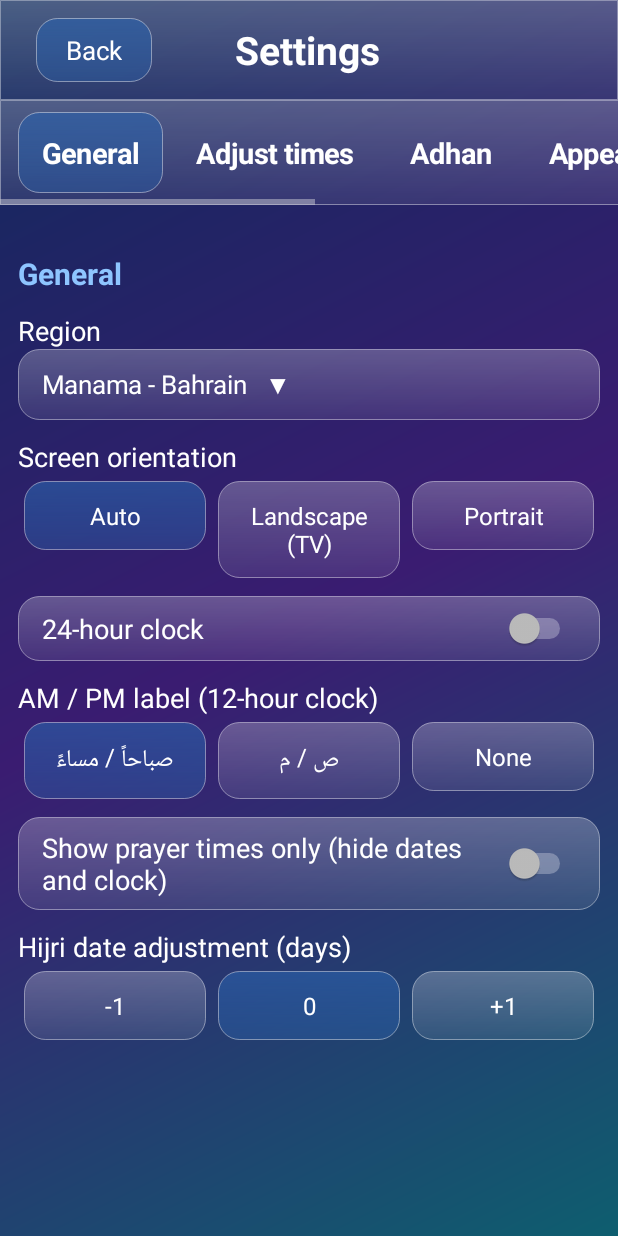
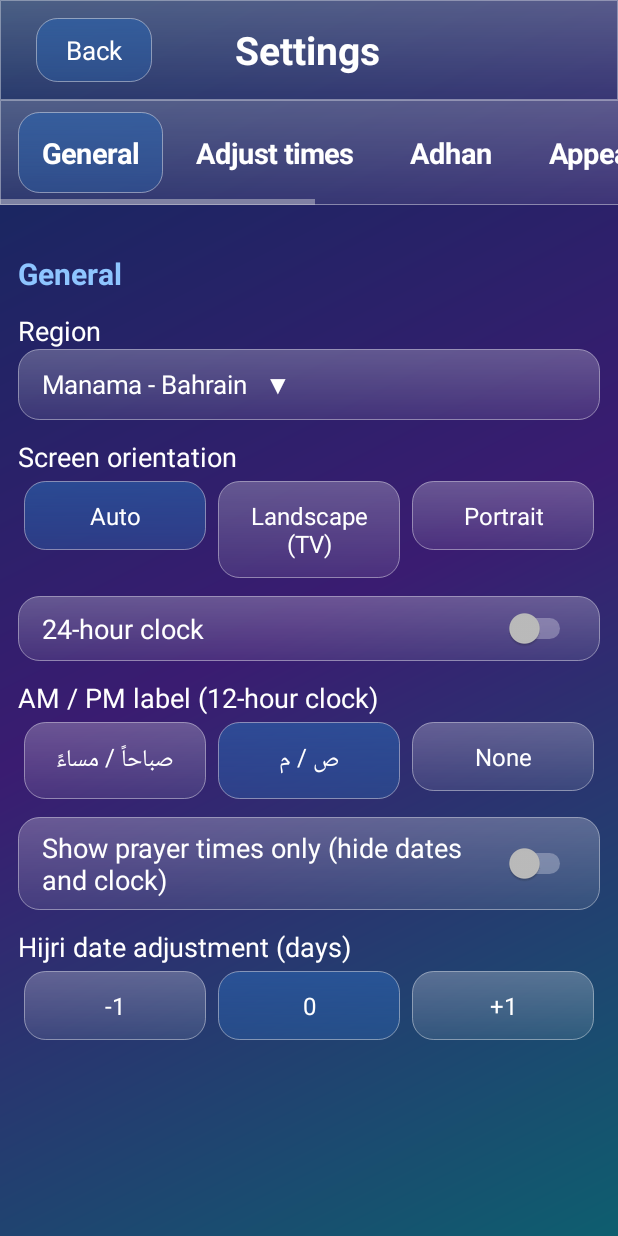
Before and after one commit to mbnetworku/Prayer.time., an Android app: the screen it shows after launch (SettingsActivity), after a tap on "الإعدادات", on a phone screen of 412 x 824 dp. Run offline under Robolectric (Android 15) with nearby library versions, the phone set to English and light mode, and no system bars.

Commit message:
Default AM/PM label to ص / م
Co-Authored-By: Claude Opus 5.5 <noreply@anthropic.com>
Claude-Session: https://claude.ai/code/session_015wFRZXDJVBjB1Fn1Frbamn

```diff
--- a/app/src/main/java/com/prayertime/tv/MainActivity.kt
+++ b/app/src/main/java/com/prayertime/tv/MainActivity.kt
@@ -244,7 +244,7 @@ class MainActivity : Activity() {
     private fun period(h: Double): String {
         if (use24 || h.isNaN()) return ""
         val am = ((Math.round(h * 60).toInt() % 1440 + 1440) % 1440) < 720
-        return when (prefs.getString("ampm", "full")) {
+        return when (prefs.getString("ampm", "short")) {
             "none" -> ""
             "short" -> if (am) "ص" else "م"
             else -> if (am) "صباحاً" else "مساءً"
--- a/app/src/main/java/com/prayertime/tv/PrayerWidget.kt
+++ b/app/src/main/java/com/prayertime/tv/PrayerWidget.kt
@@ -61,7 +61,7 @@ class PrayerWidget : AppWidgetProvider() {
             }
 
             fun period(h: Double): String {
-                if (use24 || h.isNaN() || prefs.getString("ampm", "full") == "none") return ""
+                if (use24 || h.isNaN() || prefs.getString("ampm", "short") == "none") return ""
                 val am = ((Math.round(h * 60).toInt() % 1440 + 1440) % 1440) < 720
                 return if (ar) (if (am) " ص" else " م") else (if (am) " AM" else " PM")
             }
--- a/app/src/main/java/com/prayertime/tv/SettingsActivity.kt
+++ b/app/src/main/java/com/prayertime/tv/SettingsActivity.kt
@@ -363,7 +363,7 @@ class SettingsActivity : Activity() {
         val ampm = listOf("full", "short", "none")
         chipGroup(body, t("صباحاً / مساءً (نظام 12 ساعة)", "AM / PM label (12-hour clock)"),
             listOf("صباحاً / مساءً", "ص / م", t("بدون", "None")), 3,
-            { ampm.indexOf(prefs.getString("ampm", "full")).coerceAtLeast(0) }) { pos ->
+            { ampm.indexOf(prefs.getString("ampm", "short")).coerceAtLeast(0) }) { pos ->
             edit { putString("ampm", ampm[pos]) }
         }
         row(body, t("عرض المواقيت فقط (إخفاء التاريخ والساعة)", "Show prayer times only (hide dates and clock)"),
```
Also changed, not shown: 1 other file.
